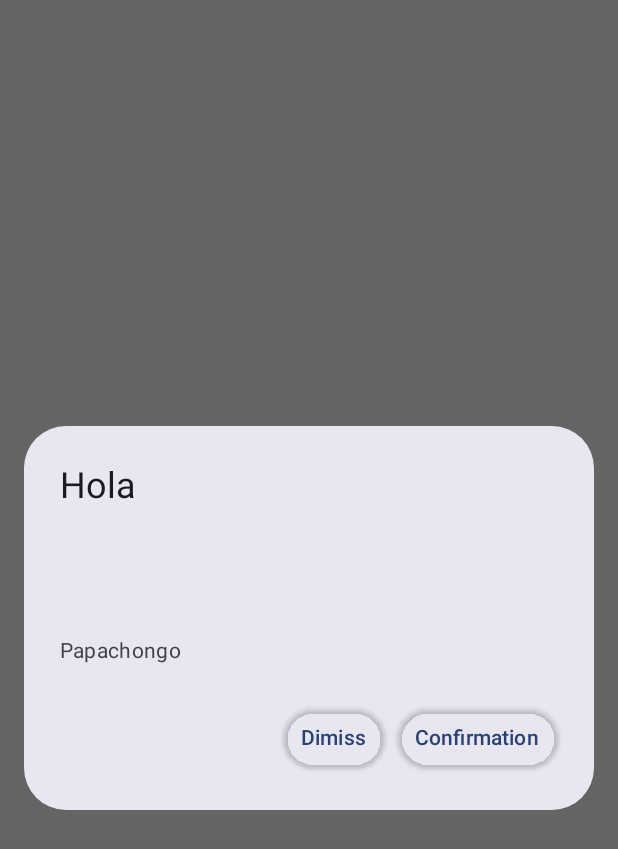
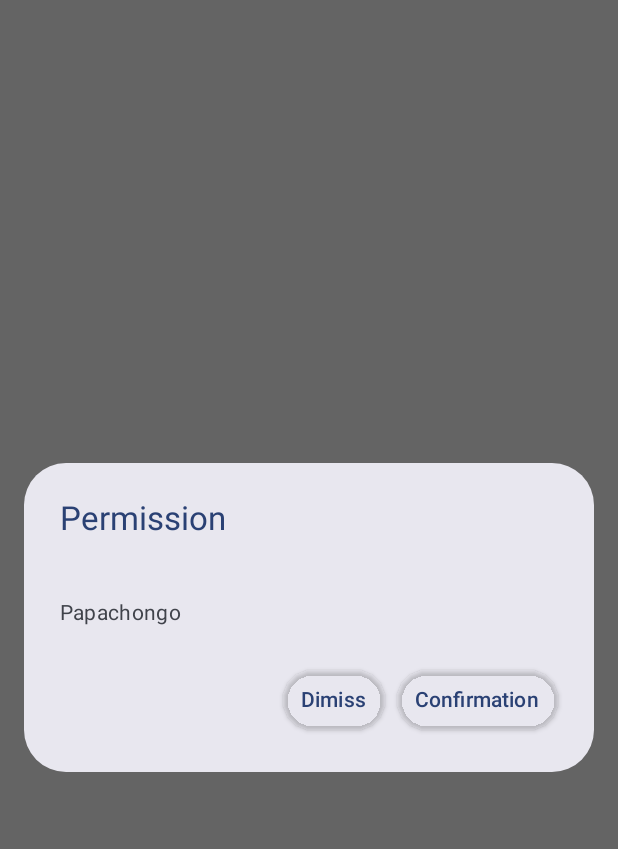
Before and after one commit to sarriaga35/DialogsBasic, an Android app built with Jetpack Compose: the screen it shows after launch (MainActivity), on a phone screen of 412 x 824 dp. Shown: the top 849 px of the screen. Run offline under Robolectric (Android 15) with nearby library versions, the phone set to English and light mode, and no system bars.

Commit message:
Version 0.4, basica, corre en APK24 AlertDialog with Title Hello, Text Papachongo , two buttons. Typography and locate 3 languages

```diff
--- a/app/src/main/java/com/sebas/dialogsbasic/MainActivity.kt
+++ b/app/src/main/java/com/sebas/dialogsbasic/MainActivity.kt
@@ -17,6 +17,7 @@ import androidx.compose.material3.ButtonDefaults
 import androidx.compose.material3.Card
 import androidx.compose.material3.Divider
 import androidx.compose.material3.ExperimentalMaterial3Api
+import androidx.compose.material3.MaterialTheme
 import androidx.compose.material3.Text
 import androidx.compose.material3.TextButton
 import androidx.compose.material3.TextFieldDefaults
@@ -26,9 +27,11 @@ import androidx.compose.ui.Modifier
 import androidx.compose.ui.graphics.painter.Painter
 import androidx.compose.ui.layout.ContentScale
 import androidx.compose.ui.res.painterResource
+import androidx.compose.ui.res.stringResource
 import androidx.compose.ui.unit.dp
 import androidx.compose.ui.window.Dialog
 import com.sebas.dialogsbasic.ui.theme.DialogsBasicTheme
+import com.sebas.dialogsbasic.ui.theme.Typography
 
 class MainActivity : ComponentActivity() {
     override fun onCreate(savedInstanceState: Bundle?) {
@@ -47,10 +50,12 @@ class MainActivity : ComponentActivity() {
         AlertDialog(
             modifier = Modifier.padding(16.dp),
             title = {Text(
-                        text = "Hola",
+                        text = stringResource(R.string.permision),
+                        color = MaterialTheme.colorScheme.primary,
+                        style = MaterialTheme.typography.titleLarge,
                         modifier = Modifier
-                        .fillMaxWidth()
-                            .height(100.dp)
+                            .fillMaxWidth()
+                            .height(50.dp)
                         )},
             text = {Text(text = "Papachongo")},
             onDismissRequest = { hacerAlgoonDimissRequest() },
--- a/app/src/main/java/com/sebas/dialogsbasic/ui/theme/Type.kt
+++ b/app/src/main/java/com/sebas/dialogsbasic/ui/theme/Type.kt
@@ -8,14 +8,6 @@ import androidx.compose.ui.unit.sp
 
 // Set of Material typography styles to start with
 val Typography = Typography(
-    bodyLarge = TextStyle(
-        fontFamily = FontFamily.Default,
-        fontWeight = FontWeight.Normal,
-        fontSize = 16.sp,
-        lineHeight = 24.sp,
-        letterSpacing = 0.5.sp
-    )
-    /* Other default text styles to override
     titleLarge = TextStyle(
         fontFamily = FontFamily.Default,
         fontWeight = FontWeight.Normal,
@@ -29,6 +21,16 @@ val Typography = Typography(
         fontSize = 11.sp,
         lineHeight = 16.sp,
         letterSpacing = 0.5.sp
+    ),
+
+    bodyLarge = TextStyle(
+        fontFamily = FontFamily.Default,
+        fontWeight = FontWeight.Normal,
+        fontSize = 16.sp,
+        lineHeight = 24.sp,
+        letterSpacing = 0.5.sp
     )
-    */
+
+
+
 )
--- a/app/src/main/res/values/strings.xml
+++ b/app/src/main/res/values/strings.xml
@@ -1,3 +1,4 @@
 <resources>
     <string name="app_name">DialogsBasic</string>
+    <string name="permision">Permission</string>
 </resources>
```
Also changed, not shown: 2 other files.
